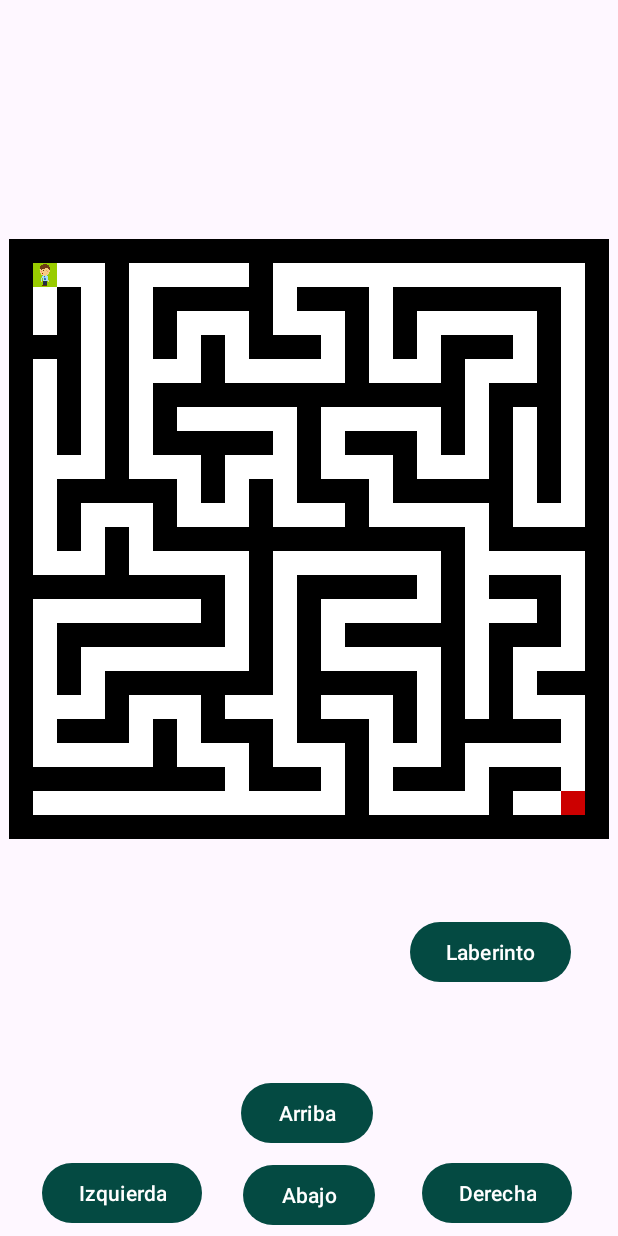
After one commit to AritzaHerrero/LaudioSarean, an Android app: the Laberintoa screen opened directly, with no data from a screen before it, on a phone screen of 412 x 824 dp. The commit adds this screen. Run offline under Robolectric (Android 15) with nearby library versions, the phone set to English and light mode, and no system bars.

Commit message:
Laberintoaren jolasa gehituta eta karpetetan ordenatuta.

```diff
--- /dev/null
+++ b/app/src/main/java/com/talde3/laudiosarean/Jolasak/Laberintoa/Laberintoa.java
@@ -0,0 +1,293 @@
+package com.talde3.laudiosarean.Jolasak.Laberintoa;
+
+import android.os.Bundle;
+import android.os.Handler;
+import android.util.DisplayMetrics;
+import android.view.View;
+import android.view.ViewGroup;
+import android.widget.Button;
+import android.widget.GridLayout;
+import android.widget.ImageButton;
+import android.widget.ImageView;
+import android.widget.Toast;
+
+import androidx.appcompat.app.AppCompatActivity;
+import androidx.core.content.ContextCompat;
+
+import com.talde3.laudiosarean.R;
+
+import java.util.ArrayList;
+import java.util.Collections;
+import java.util.Random;
+
+public class Laberintoa extends AppCompatActivity {
+
+    private int jugadorXAnterior = 1;
+    private int jugadorYAnterior = 1;
+    private int jugadorX = 1;
+    private int jugadorY = 1;
+    private int salidaX = 23;
+    private int salidaY = 23;
+
+    private Random random = new Random();
+    private int alturaLaberinto = 25;
+    private int anchoLaberinto = 25;
+    private int[][] laberinto = new int[anchoLaberinto][alturaLaberinto];
+    private GridLayout gridLayout;
+    private ImageButton[][] botones;
+
+    @Override
+    protected void onCreate(Bundle savedInstanceState) {
+        super.onCreate(savedInstanceState);
+        setContentView(R.layout.activity_laberintoa);
+
+        laberintoaSortu();
+      //  imprimirLaberinto();
+
+        //Ajustar tamaño de botones segun resolucion de pantalla
+        DisplayMetrics displayMetrics = new DisplayMetrics();
+        getWindowManager().getDefaultDisplay().getMetrics(displayMetrics);
+        int screenWidth = displayMetrics.widthPixels;
+        int screenHeight = displayMetrics.heightPixels;
+        float scaleFactor = 0.040f;
+        int buttonSize = (int) (Math.min(screenWidth, screenHeight) * scaleFactor);
+
+        gridLayout = findViewById(R.id.gridLayout);
+        botones = new ImageButton[laberinto.length][laberinto[0].length];
+
+        for (int i = 0; i < laberinto.length; i++) {
+            for (int j = 0; j < laberinto[i].length; j++) {
+                ImageButton button = new ImageButton(this);
+                button.setLayoutParams(new GridLayout.LayoutParams(new ViewGroup.LayoutParams(buttonSize, buttonSize)));
+                button.setPadding(0, 0, 0, 0);
+
+                if (i == jugadorX && j == jugadorY) {
+                    // Jokalariaren posizioa
+                    button.setBackgroundColor(ContextCompat.getColor(this, android.R.color.holo_green_light));
+                    button.setImageResource(R.drawable.pertsona);
+                    button.setScaleType(ImageView.ScaleType.FIT_CENTER);
+                } else if (laberinto[i][j] == 1) {
+                    // Pareta
+                    button.setBackgroundColor(ContextCompat.getColor(this, android.R.color.black));
+                } else if (i == salidaX && j == salidaY) {
+                    // Meta
+                    button.setBackgroundColor(ContextCompat.getColor(this, android.R.color.holo_red_dark));
+                } else {
+                    // Bideak
+                    button.setBackgroundColor(ContextCompat.getColor(this, android.R.color.white));
+                }
+
+                botones[i][j] = button;
+                gridLayout.addView(button);
+                gridLayout.getLayoutParams().width = laberinto[0].length * buttonSize;
+                gridLayout.getLayoutParams().height = laberinto.length * buttonSize;
+            }
+        }
+
+        Button buttonDerecha = findViewById(R.id.btnDerecha);
+        Button buttonIzquierda = findViewById(R.id.btnIzquierda);
+        Button buttonArriba = findViewById(R.id.btnArriba);
+        Button buttonAbajo = findViewById(R.id.btnAbajo);
+        Button restart = findViewById(R.id.laberintoRestar);
+
+        restart.setOnClickListener(new View.OnClickListener() {
+            @Override
+            public void onClick(View v) {
+                reiniciarLaberinto();
+            }
+        });
+
+         buttonAbajo.setOnClickListener(new View.OnClickListener() {
+            @Override
+            public void onClick(View v) {
+                mover(0, 1, buttonDerecha, buttonIzquierda, buttonArriba, buttonAbajo);
+            }
+        });
+
+        buttonArriba.setOnClickListener(new View.OnClickListener() {
+            @Override
+            public void onClick(View v) {
+                mover(0, -1, buttonDerecha, buttonIzquierda, buttonArriba, buttonAbajo);
+            }
+        });
+
+        buttonIzquierda.setOnClickListener(new View.OnClickListener() {
+            @Override
+            public void onClick(View v) {
+                mover(-1, 0, buttonDerecha, buttonIzquierda, buttonArriba, buttonAbajo);
+            }
+        });
+
+        buttonDerecha.setOnClickListener(new View.OnClickListener() {
+            @Override
+            public void onClick(View v) {
+                mover(1, 0, buttonDerecha, buttonIzquierda, buttonArriba, buttonAbajo);
+            }
+        });
+    }
+
+    private void laberintoaSortu() {
+        for (int i = 0; i < anchoLaberinto; i++) {
+            for (int j = 0; j < alturaLaberinto; j++) {
+                laberinto[i][j] = 1;
+            }
+        }
+
+        recursiveBacktracking(1, 1);
+    }
+
+    private void recursiveBacktracking(int fila, int columna) {
+        ArrayList<Direccion> vecinos = getVecinos(fila, columna);
+        Collections.shuffle(vecinos, random);
+
+        for (Direccion direccion : vecinos) {
+            int filaNueva = fila;
+            int columnaNueva = columna;
+
+            switch (direccion) {
+                case ARRIBA:
+                    filaNueva -= 2;
+                    break;
+                case ABAJO:
+                    filaNueva += 2;
+                    break;
+                case IZQUIERDA:
+                    columnaNueva -= 2;
+                    break;
+                case DERECHA:
+                    columnaNueva += 2;
+                    break;
+            }
+
+            if (laberinto[filaNueva][columnaNueva] == 1) {
+                laberinto[(fila + filaNueva) / 2][(columna + columnaNueva) / 2] = 0;
+                laberinto[filaNueva][columnaNueva] = 0;
+                recursiveBacktracking(filaNueva, columnaNueva);
+            }
+        }
+    }
+
+    private ArrayList<Direccion> getVecinos(int fila, int columna) {
+        ArrayList<Direccion> vecinos = new ArrayList<>();
+
+        if (fila > 1 && laberinto[fila - 2][columna] == 1) {
+            vecinos.add(Direccion.ARRIBA);
+        }
+        if (columna > 1 && laberinto[fila][columna - 2] == 1) {
+            vecinos.add(Direccion.IZQUIERDA);
+        }
+        if (fila < anchoLaberinto - 2 && laberinto[fila + 2][columna] == 1) {
+            vecinos.add(Direccion.ABAJO);
+        }
+        if (columna < alturaLaberinto - 2 && laberinto[fila][columna + 2] == 1) {
+            vecinos.add(Direccion.DERECHA);
+        }
+        Collections.shuffle(vecinos, random);
+        return vecinos;
+    }
+
+    enum Direccion {
+        ARRIBA,
+        ABAJO,
+        IZQUIERDA,
+        DERECHA
+    }
+
+    private void mover(int deltaY, int deltaX, Button buttonDerecha, Button buttonIzquierda, Button buttonArriba, Button buttonAbajo) {
+        jugadorXAnterior = jugadorX;
+        jugadorYAnterior = jugadorY;
+
+        int nuevaPosX = jugadorX + deltaX;
+        int nuevaPosY = jugadorY + deltaY;
+
+        if (nuevaPosX >= 0 && nuevaPosX < laberinto.length &&
+                nuevaPosY >= 0 && nuevaPosY < laberinto[0].length &&
+                laberinto[nuevaPosX][nuevaPosY] == 0) {
+
+            jugadorX = nuevaPosX;
+            jugadorY = nuevaPosY;
+
+            if (jugadorX == salidaX && jugadorY == salidaY) {
+                Handler handler = new Handler();
+                handler.postDelayed(new Runnable() {
+                    @Override
+                    public void run() {
+                        mezuaErakutzi("Irabazi duzu!");
+                        interfazeaEguneratu();
+                        buttonArriba.setEnabled(false);
+                        buttonIzquierda.setEnabled(false);
+                        buttonDerecha.setEnabled(false);
+                        buttonAbajo.setEnabled(false);
+                    }
+                }, 0);
+            } else {
+                // Jokalariaren posizio berriarekin interfaze grafikoa eguneratzea
+                interfazeaEguneratu();
+            }
+        } else {
+            //mezuaErakutzi("¡Pareta!");
+        }
+    }
+
+    private void interfazeaEguneratu() {
+        // Garbitu jokalariaren aurreko posizioa
+        botones[jugadorXAnterior][jugadorYAnterior].setImageResource(0);
+
+        // Jokalariaren posizio berria ezartzea
+        ImageButton button = botones[jugadorX][jugadorY];
+        button.setImageResource(R.drawable.pertsona);
+        button.setScaleType(ImageView.ScaleType.FIT_CENTER);
+        // Irteerako posizioa garbitzea (jokalariaren posizioa ez bada)
+        if (!(jugadorX == salidaX && jugadorY == salidaY)) {
+            botones[salidaX][salidaY].setBackgroundColor(ContextCompat.getColor(this, android.R.color.holo_red_dark));
+        }
+    }
+
+    private void mezuaErakutzi(String mensaje) {
+        Toast.makeText(this, mensaje, Toast.LENGTH_SHORT).show();
+    }
+
+    private void reiniciarLaberinto() {
+        // Jokalariaren irudia kendu
+        botones[jugadorX][jugadorY].setImageResource(0);
+
+        // Hasierako posiziora eraman jokalaria
+        jugadorXAnterior = 1;
+        jugadorYAnterior = 1;
+        jugadorX = 1;
+        jugadorY = 1;
+
+        // Laberinto berria egin
+        laberintoaSortu();
+
+        // Laberintoa erakutsi
+        interfazeaEguneratu();
+
+        // Koloreak eguneratu
+        botoienKoloreakEguneratu();
+    }
+
+
+    private void botoienKoloreakEguneratu() {
+        for (int i = 0; i < laberinto.length; i++) {
+            for (int j = 0; j < laberinto[i].length; j++) {
+                ImageButton button = botones[i][j];
+
+                if (i == jugadorX && j == jugadorY) {
+                    // Jokalariaren posizioa
+                    button.setBackgroundColor(ContextCompat.getColor(this, android.R.color.holo_green_light));
+                } else if (laberinto[i][j] == 1) {
+                    // Pareta
+                    button.setBackgroundColor(ContextCompat.getColor(this, android.R.color.black));
+                } else if (i == salidaX && j == salidaY) {
+                    // Meta
+                    button.setBackgroundColor(ContextCompat.getColor(this, android.R.color.holo_red_dark));
+                } else {
+                    // Bideak
+                    button.setBackgroundColor(ContextCompat.getColor(this, android.R.color.white));
+                }
+            }
+        }
+    }
+
+}
--- a/app/src/main/java/com/talde3/laudiosarean/PuzlearenArauak.java
+++ b/app/src/main/java/com/talde3/laudiosarean/Jolasak/Puzlea/PuzlearenArauak.java
@@ -1,10 +1,12 @@
-package com.talde3.laudiosarean;
+package com.talde3.laudiosarean.Jolasak.Puzlea;
 
 import androidx.appcompat.app.AppCompatActivity;
 
 import android.os.Bundle;
 import android.webkit.WebView;
 import android.webkit.WebViewClient;
+
+import com.talde3.laudiosarean.R;
 
 public class PuzlearenArauak extends AppCompatActivity {
     WebView webView;
--- a/app/src/main/java/com/talde3/laudiosarean/PuzlearenPieza.java
+++ b/app/src/main/java/com/talde3/laudiosarean/Jolasak/Puzlea/PuzlearenPieza.java
@@ -1,4 +1,4 @@
-package com.talde3.laudiosarean;
+package com.talde3.laudiosarean.Jolasak.Puzlea;
 
 import android.content.Context;
 import androidx.appcompat.widget.AppCompatImageView;
--- a/app/src/main/java/com/talde3/laudiosarean/PuzzleActivity.java
+++ b/app/src/main/java/com/talde3/laudiosarean/Jolasak/Puzlea/PuzzleActivity.java
@@ -1,4 +1,4 @@
-package com.talde3.laudiosarean;
+package com.talde3.laudiosarean.Jolasak.Puzlea;
 
 import static java.lang.Math.abs;
 
@@ -17,8 +17,6 @@ import android.graphics.PorterDuffXfermode;
 import android.graphics.Rect;
 import android.graphics.drawable.BitmapDrawable;
 import android.graphics.drawable.Drawable;
-import android.media.ExifInterface;
-import android.net.Uri;
 import android.os.Bundle;
 import android.os.Handler;
 import android.view.View;
@@ -27,6 +25,8 @@ import android.widget.ImageView;
 import android.widget.RelativeLayout;
 import android.widget.TextView;
 import android.widget.Toast;
+
+import com.talde3.laudiosarean.R;
 
 import java.io.IOException;
 import java.io.InputStream;
--- a/app/src/main/java/com/talde3/laudiosarean/TouchListener.java
+++ b/app/src/main/java/com/talde3/laudiosarean/Jolasak/Puzlea/TouchListener.java
@@ -1,4 +1,4 @@
-package com.talde3.laudiosarean;
+package com.talde3.laudiosarean.Jolasak.Puzlea;
 
 import static java.lang.Math.abs;
 import static java.lang.Math.pow;
--- a/app/src/main/java/com/talde3/laudiosarean/ProfilaFragment.java
+++ b/app/src/main/java/com/talde3/laudiosarean/ProfilaFragment.java
@@ -107,13 +107,13 @@ public class ProfilaFragment extends Fragment {
         mAuth = FirebaseAuth.getInstance();
 
         // Erabiltzailearen informazioa datu basetik hartzen da
-        ikaselaDao = LoginActivity.db.ikasleaDao();
+      /*  ikaselaDao = LoginActivity.db.ikasleaDao();
         Ikaslea ikaslea = ikaselaDao.getUserByEmail(mAuth.getCurrentUser().getEmail());
 
         etEposta.setText(ikaslea.getEmail());
         etIzena.setText(ikaslea.getIzena());
         etAbizena.setText(ikaslea.getAbizenak());
-        etKurtsoa.setText(ikaslea.getKurtsoa());
+        etKurtsoa.setText(ikaslea.getKurtsoa());*/
 
         ibEditIzena.setOnClickListener(new View.OnClickListener() {
             @Override
--- /dev/null
+++ b/app/src/main/res/layout/activity_laberintoa.xml
@@ -0,0 +1,76 @@
+<?xml version="1.0" encoding="utf-8"?>
+<androidx.constraintlayout.widget.ConstraintLayout xmlns:android="http://schemas.android.com/apk/res/android"
+    xmlns:app="http://schemas.android.com/apk/res-auto"
+    xmlns:tools="http://schemas.android.com/tools"
+    android:layout_width="match_parent"
+    android:layout_height="match_parent"
+    tools:context=".Laberintoa">
+
+    <GridLayout
+        android:id="@+id/gridLayout"
+        android:layout_width="0dp"
+        android:layout_height="0dp"
+        android:layout_weight="1"
+        android:columnCount="25"
+        android:rowCount="30"
+        android:layout_margin="16dp"
+        app:layout_constraintBottom_toTopOf="@id/btnArriba"
+        app:layout_constraintEnd_toEndOf="parent"
+        app:layout_constraintStart_toStartOf="parent"
+        app:layout_constraintTop_toTopOf="parent" />
+
+    <Button
+        android:id="@+id/btnDerecha"
+        android:layout_width="wrap_content"
+        android:layout_height="wrap_content"
+        android:text="Derecha"
+        app:layout_constraintBottom_toBottomOf="parent"
+        app:layout_constraintEnd_toEndOf="parent"
+        app:layout_constraintStart_toEndOf="@+id/btnAbajo"
+        app:layout_constraintTop_toBottomOf="@+id/btnArriba" />
+
+    <Button
+        android:id="@+id/btnArriba"
+        android:layout_width="wrap_content"
+        android:layout_height="wrap_content"
+        android:text="Arriba"
+        app:layout_constraintBottom_toBottomOf="parent"
+        app:layout_constraintEnd_toEndOf="parent"
+        app:layout_constraintHorizontal_bias="0.495"
+        app:layout_constraintStart_toStartOf="parent"
+        app:layout_constraintTop_toTopOf="parent"
+        app:layout_constraintVertical_bias="0.925" />
+
+    <Button
+        android:id="@+id/btnAbajo"
+        android:layout_width="wrap_content"
+        android:layout_height="wrap_content"
+        android:text="Abajo"
+        app:layout_constraintBottom_toBottomOf="parent"
+        app:layout_constraintEnd_toEndOf="parent"
+        app:layout_constraintStart_toStartOf="parent"
+        app:layout_constraintTop_toBottomOf="@+id/btnArriba"
+        app:layout_constraintVertical_bias="0.666" />
+
+    <Button
+        android:id="@+id/btnIzquierda"
+        android:layout_width="wrap_content"
+        android:layout_height="wrap_content"
+        android:text="Izquierda"
+        app:layout_constraintBottom_toBottomOf="parent"
+        app:layout_constraintEnd_toStartOf="@+id/btnAbajo"
+        app:layout_constraintStart_toStartOf="parent"
+        app:layout_constraintTop_toBottomOf="@+id/btnArriba" />
+
+    <Button
+        android:id="@+id/laberintoRestar"
+        android:layout_width="wrap_content"
+        android:layout_height="wrap_content"
+        android:text="Laberinto"
+        app:layout_constraintBottom_toBottomOf="parent"
+        app:layout_constraintEnd_toEndOf="parent"
+        app:layout_constraintHorizontal_bias="0.444"
+        app:layout_constraintStart_toEndOf="@+id/btnArriba"
+        app:layout_constraintTop_toBottomOf="@+id/gridLayout"
+        app:layout_constraintVertical_bias="0.238" />
+</androidx.constraintlayout.widget.ConstraintLayout>
--- a/app/src/main/res/layout/activity_puzlearen_arauak.xml
+++ b/app/src/main/res/layout/activity_puzlearen_arauak.xml
@@ -4,7 +4,7 @@
     xmlns:tools="http://schemas.android.com/tools"
     android:layout_width="match_parent"
     android:layout_height="match_parent"
-    tools:context=".PuzlearenArauak">
+    tools:context=".Jolasak.Puzlea.PuzlearenArauak">
 
     <WebView
         android:layout_width="409dp"
--- a/app/src/main/res/layout/activity_puzzle.xml
+++ b/app/src/main/res/layout/activity_puzzle.xml
@@ -5,7 +5,7 @@
     xmlns:tools="http://schemas.android.com/tools"
     android:layout_width="match_parent"
     android:layout_height="match_parent"
-    tools:context=".PuzzleActivity"
+    tools:context=".Jolasak.Puzlea.PuzzleActivity"
     android:background="@drawable/table_background">
 
     <LinearLayout
```
Also changed, not shown: app/src/main/AndroidManifest.xml (+6 -3 lines), app/src/main/java/com/talde3/laudiosarean/GuneInformazioa.java (+59 -8 lines), app/src/main/res/drawable/white.xml (added, +10 -0 lines), app/src/main/res/drawable/pertsona.png (added), 1 other file.
